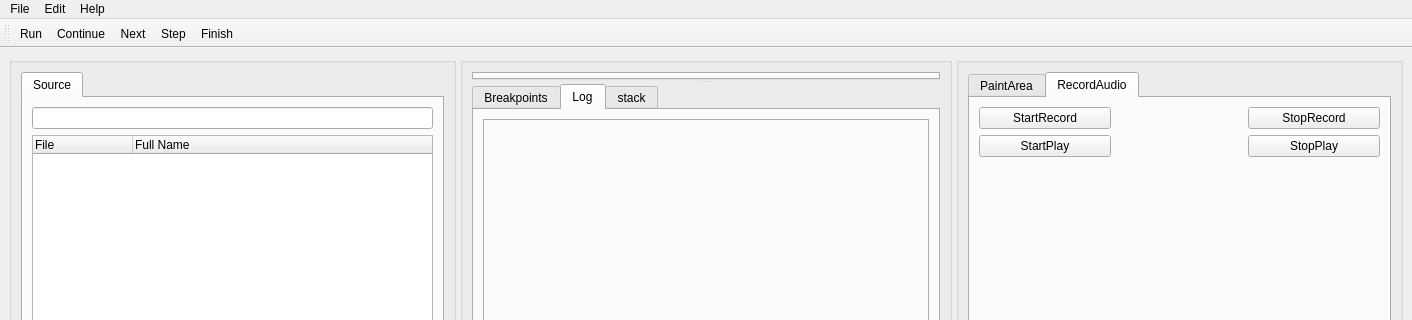
guofuwei/Course-Exercise-of-Software-Design, file src/mainwindow.ui: the form before one commit; both pictures show x 0 to 1412 and y 0 to 320 of the 1412 by 773 pixel window.
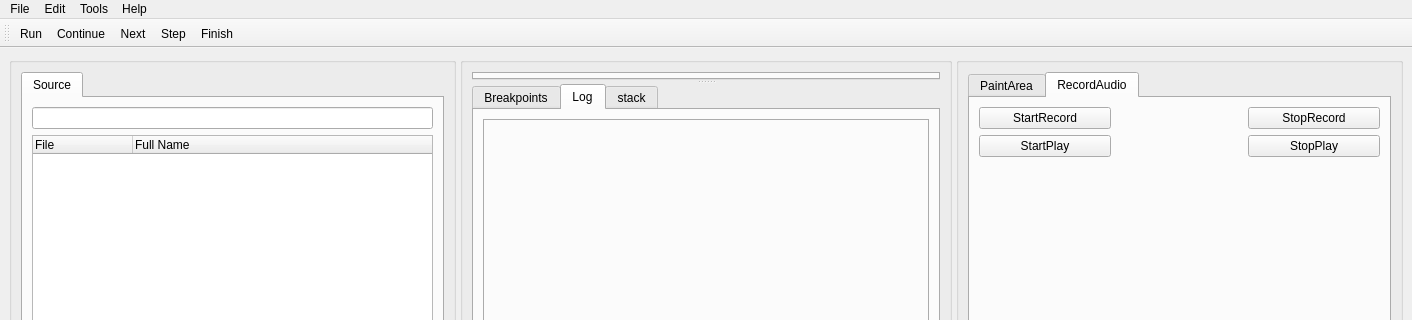
The form after the commit. Icons and pictures are not drawn. Custom widgets are drawn as their Qt base class.

Diff of the .ui file:
```diff
--- a/src/mainwindow.ui
+++ b/src/mainwindow.ui
@@ -593,8 +593,16 @@
     </property>
     <addaction name="actionAbout_Qt"/>
    </widget>
+   <widget class="QMenu" name="menuls">
+    <property name="title">
+     <string>Tools</string>
+    </property>
+    <addaction name="actionExport_File"/>
+    <addaction name="actionImport_File"/>
+   </widget>
    <addaction name="menuFile"/>
    <addaction name="menuEdit"/>
+   <addaction name="menuls"/>
    <addaction name="menuHelp"/>
   </widget>
   <widget class="QStatusBar" name="statusbar"/>
```
Left out of the diff: 10 changed lines with no effect on the pictures.
